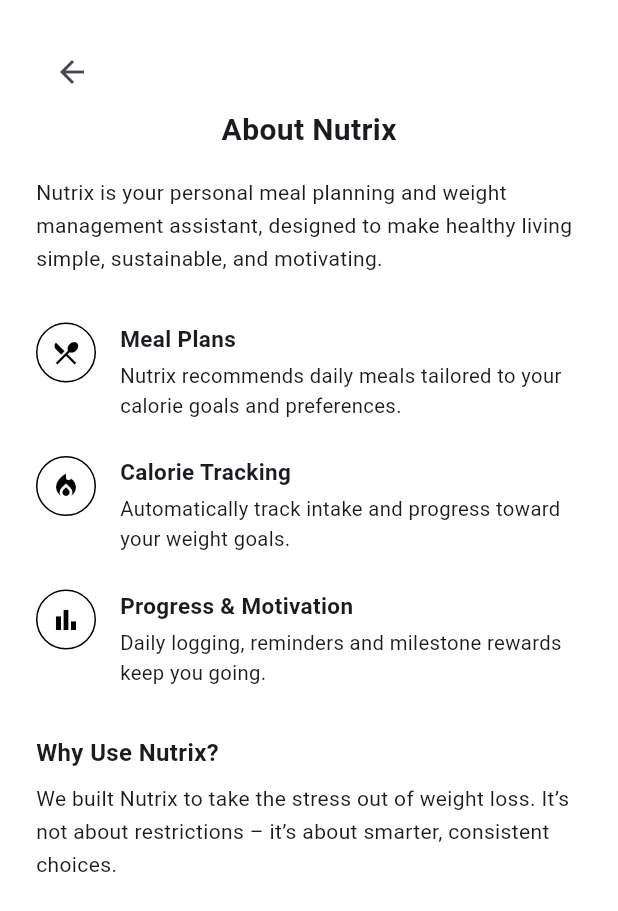
After one commit to LilEurey/NutrixApp, a Flutter app: the AboutScreen screen opened by its route, on a phone screen of 412 x 824 dp. The commit adds this screen. Shown: the top 911 px of the screen. Run offline on Flutter 3.47's test engine with Material 3 defaults, Android fonts, the light colour scheme and no system bars; Roboto replaces fonts that are missing (Poppins).

Commit message:
about page

```diff
--- a/frontend/lib/main.dart
+++ b/frontend/lib/main.dart
@@ -1,4 +1,5 @@
 import 'package:flutter/material.dart';
+import 'package:frontend/screens/about.dart';
 import 'package:frontend/screens/healthy_habits_screen.dart';
 import 'package:frontend/screens/home/home_screen.dart';
 import 'package:frontend/screens/progress_screen.dart';
@@ -56,6 +57,7 @@ class NutrixApp extends StatelessWidget {
         '/paccount': (context) => const AccountScreen(),
         '/fillname': (context) => const FillNameScreen(),
         '/progress': (context) => const ProgressScreen(),
+        '/about': (context) => const AboutScreen(),
       },
 
       debugShowCheckedModeBanner: false,
--- /dev/null
+++ b/frontend/lib/screens/about.dart
@@ -0,0 +1,123 @@
+import 'package:flutter/material.dart';
+
+class AboutScreen extends StatelessWidget {
+  const AboutScreen({super.key});
+
+  @override
+  Widget build(BuildContext context) {
+    return Scaffold(
+      body: SafeArea(
+        child: Padding(
+          padding: const EdgeInsets.all(24),
+          child: Column(
+            crossAxisAlignment: CrossAxisAlignment.start,
+            children: [
+              // Back button
+              IconButton(
+                icon: const Icon(Icons.arrow_back),
+                onPressed: () {
+                  Navigator.pop(context);
+                },
+              ),
+
+              // Centered title
+              const Center(
+                child: Text(
+                  'About Nutrix',
+                  style: TextStyle(fontSize: 20, fontWeight: FontWeight.bold),
+                ),
+              ),
+              const SizedBox(height: 16),
+
+              const Text(
+                'Nutrix is your personal meal planning and weight '
+                'management assistant, designed to make healthy living '
+                'simple, sustainable, and motivating.',
+                style: TextStyle(height: 1.6, fontSize: 14),
+              ),
+              const SizedBox(height: 32),
+
+              _infoRow(
+                icon: Icons.restaurant_menu,
+                title: 'Meal Plans',
+                subtitle:
+                    'Nutrix recommends daily meals tailored to your calorie goals and preferences.',
+              ),
+              const SizedBox(height: 24),
+
+              _infoRow(
+                icon: Icons.local_fire_department,
+                title: 'Calorie Tracking',
+                subtitle:
+                    'Automatically track intake and progress toward your weight goals.',
+              ),
+              const SizedBox(height: 24),
+
+              _infoRow(
+                icon: Icons.bar_chart,
+                title: 'Progress & Motivation',
+                subtitle:
+                    'Daily logging, reminders and milestone rewards keep you going.',
+              ),
+              const SizedBox(height: 32),
+
+              const Text(
+                'Why Use Nutrix?',
+                style: TextStyle(fontWeight: FontWeight.bold, fontSize: 16),
+              ),
+              const SizedBox(height: 8),
+
+              const Text(
+                'We built Nutrix to take the stress out of weight loss. '
+                'It’s not about restrictions – it’s about smarter, '
+                'consistent choices.',
+                style: TextStyle(height: 1.6, fontSize: 14),
+              ),
+            ],
+          ),
+        ),
+      ),
+    );
+  }
+
+  Widget _infoRow({
+    required IconData icon,
+    required String title,
+    required String subtitle,
+  }) {
+    return Row(
+      crossAxisAlignment: CrossAxisAlignment.start,
+      children: [
+        Container(
+          width: 40,
+          height: 40,
+          decoration: BoxDecoration(
+            shape: BoxShape.circle,
+            border: Border.all(color: Colors.black, width: 1),
+          ),
+          child: Icon(icon, size: 20, color: Colors.black),
+        ),
+        const SizedBox(width: 16),
+        Expanded(
+          child: Column(
+            crossAxisAlignment: CrossAxisAlignment.start,
+            children: [
+              Text(
+                title,
+                style: const TextStyle(
+                  fontWeight: FontWeight.bold,
+                  fontSize: 15,
+                ),
+              ),
+              const SizedBox(height: 4),
+              Text(
+                subtitle,
+                style: const TextStyle(height: 1.5, fontSize: 13.5),
+              ),
+            ],
+          ),
+        ),
+      ],
+    );
+  }
+}
```
